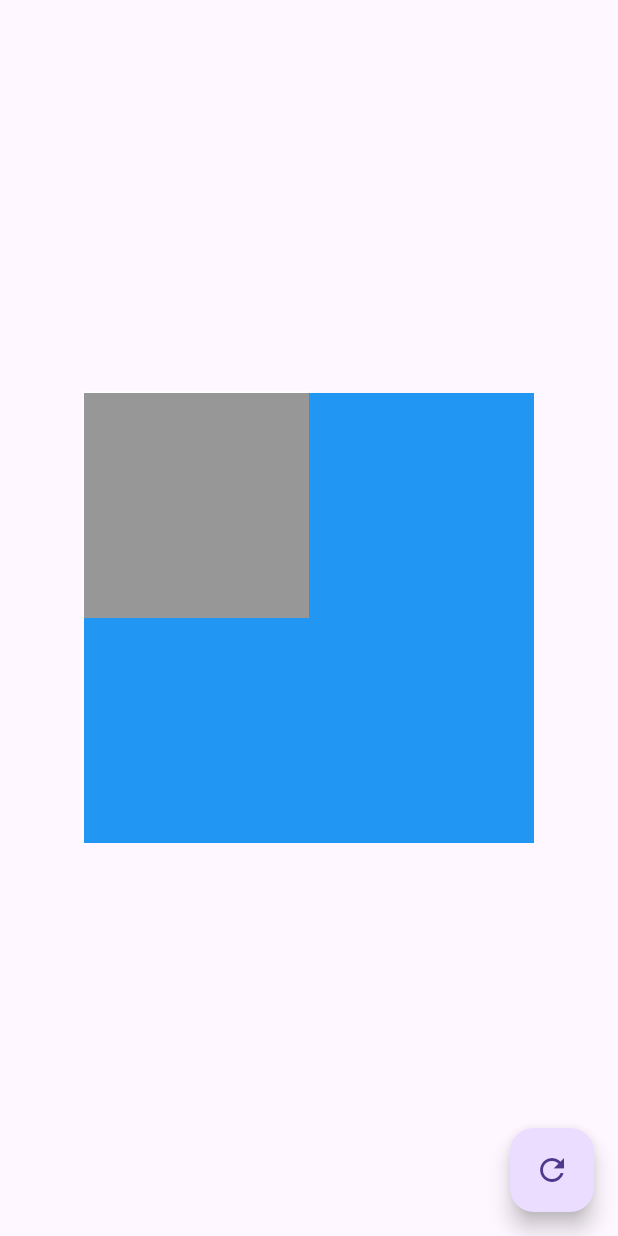
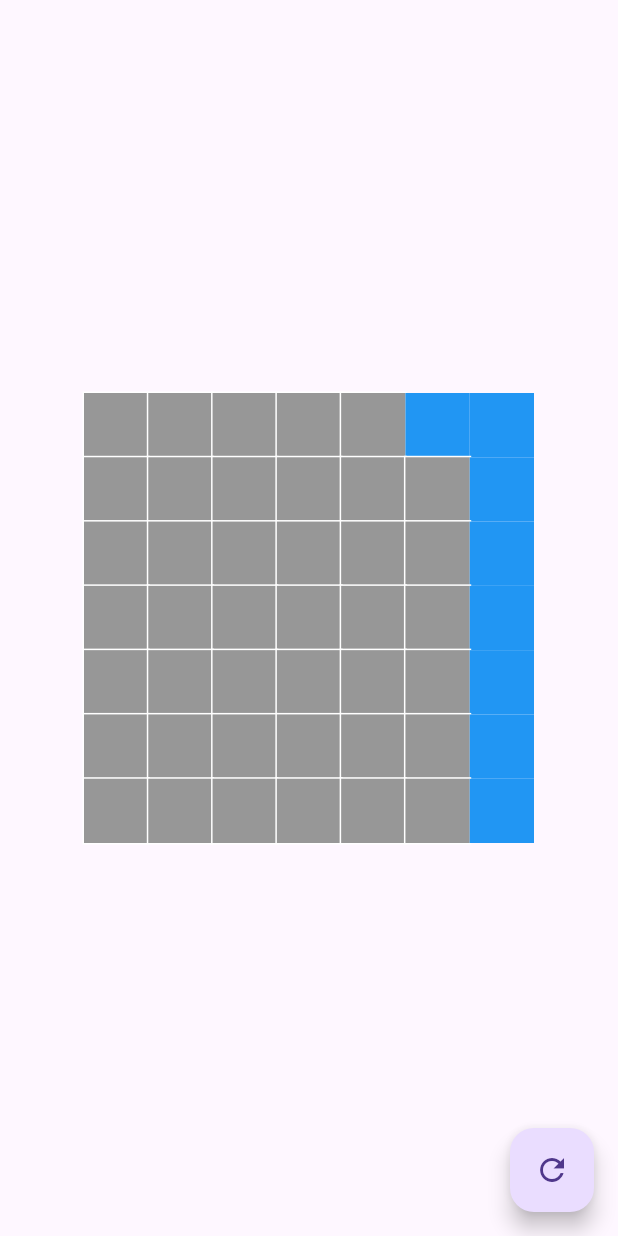
Before and after one commit to rutvik110/Flutter-Animations, a Flutter app: the screen it shows after launch, on a phone screen of 412 x 824 dp. Run offline on Flutter 3.47's test engine with Material 3 defaults, Android fonts, the phone set to English and light mode, and no system bars; our stand-ins replace audioplayers; missing offline and left inert: dart_numerics, flame, flutter_processing, flutter_shaders, particle_field, rnd and 1 more; project files that could hold a hidden picture were left out.

```diff
--- a/lib/maths_meet_flutter/wave_function_collapse.dart
+++ b/lib/maths_meet_flutter/wave_function_collapse.dart
@@ -2,6 +2,7 @@ import 'dart:math';
 
 import 'package:flutter/cupertino.dart';
 import 'package:flutter/material.dart';
+import 'package:flutter/scheduler.dart';
 import 'dart:ui' as ui;
 
 import 'package:flutter/services.dart';
@@ -9,7 +10,7 @@ import 'package:flutter/services.dart';
 import '../main.dart';
 
 List<Cell> grid = [];
-const int DIM = 2;
+const int DIM = 7;
 
 class WaveFunctionCollapseView extends StatefulWidget {
   const WaveFunctionCollapseView({super.key});
@@ -18,7 +19,9 @@ class WaveFunctionCollapseView extends StatefulWidget {
   State<WaveFunctionCollapseView> createState() => _WaveFunctionCollapseViewState();
 }
 
-class _WaveFunctionCollapseViewState extends State<WaveFunctionCollapseView> {
+class _WaveFunctionCollapseViewState extends State<WaveFunctionCollapseView> with SingleTickerProviderStateMixin {
+  late final Ticker ticker;
+
   @override
   void initState() {
     super.initState();
@@ -41,6 +44,11 @@ class _WaveFunctionCollapseViewState extends State<WaveFunctionCollapseView> {
         );
       }
     }
+
+    ticker = createTicker((elapsed) {
+      setState(() {});
+    })
+      ..start();
   }
 
   @override
@@ -98,6 +106,9 @@ class WaveFunctionCollapsePainter extends CustomPainter {
     final cellWidth = width / DIM;
     final cellHeight = height / DIM;
 
+    final isEntireGridnotCollapsed = grid.any((element) => !element.isCollapsed);
+
+    if (isEntireGridnotCollapsed) {
       // draw image, reduce the entropy of cells
       List<Cell> gridCopy = List<Cell>.from(grid);
       gridCopy.removeWhere((Cell element) => element.isCollapsed);
@@ -137,6 +148,7 @@ class WaveFunctionCollapsePainter extends CustomPainter {
       final randomCellIndex = grid.indexOf(randomCell);
 
       grid[randomCellIndex] = randomCell;
+    }
 
     for (var j = 0; j < DIM; j++) {
       for (var i = 0; i < DIM; i++) {
@@ -166,7 +178,9 @@ class WaveFunctionCollapsePainter extends CustomPainter {
       }
     }
 
+    if (isEntireGridnotCollapsed) {
       grid = formNextGrid();
+    }
   }
 
   List<Cell> formNextGrid() {
@@ -272,7 +286,7 @@ class WaveFunctionCollapsePainter extends CustomPainter {
 
   @override
   bool shouldRepaint(covariant CustomPainter oldDelegate) {
-    return true;
+    return grid.any((element) => !element.isCollapsed);
   }
 }
 
```
Lines whose indentation alone changed are shown as unchanged.
